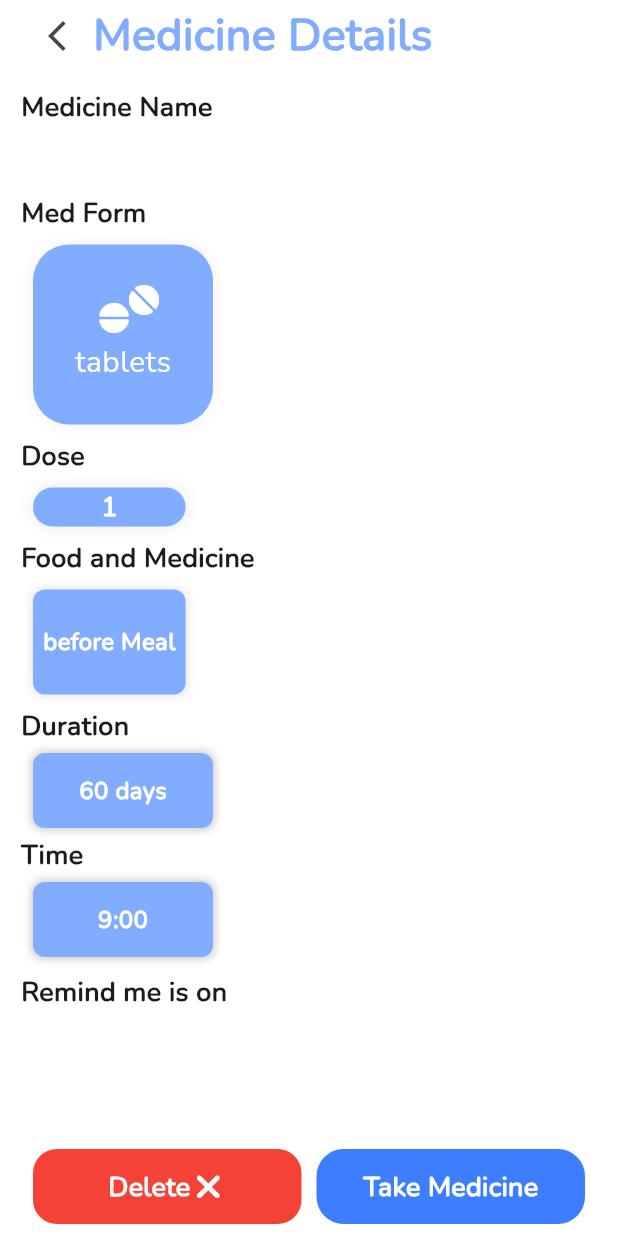
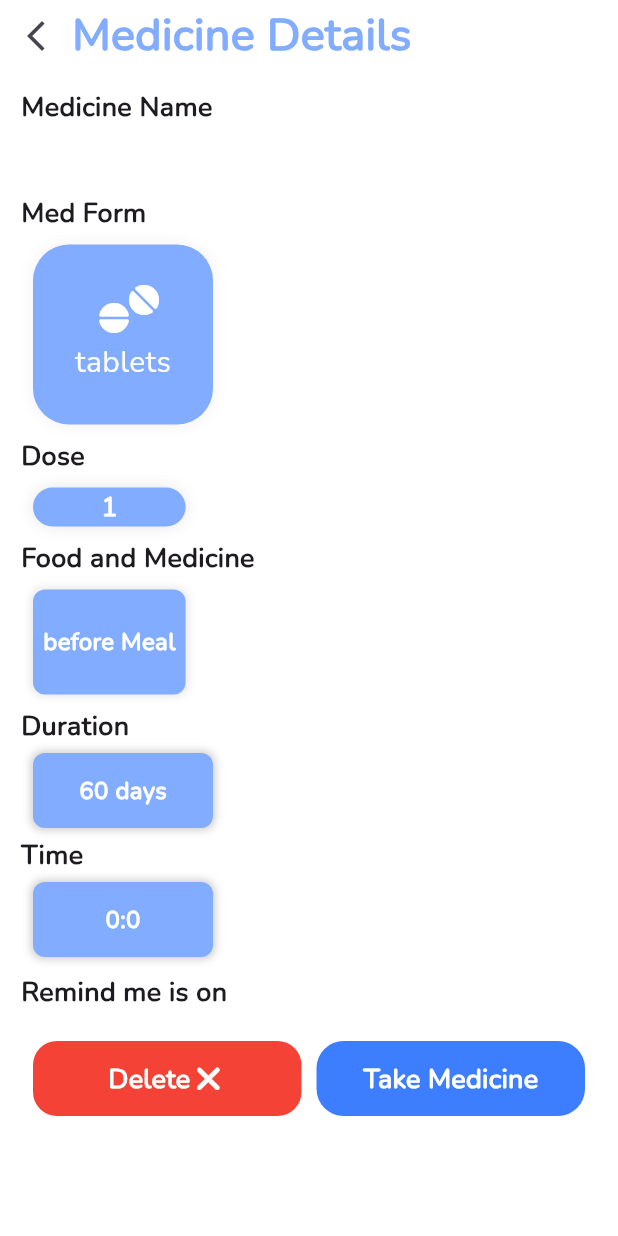
Before and after one commit to Mina176/Pill-Reminder, a Flutter app: the DetalisView screen opened directly with empty values, on a phone screen of 412 x 824 dp. Run offline on Flutter 3.47's test engine with Material 3 defaults, Android fonts, the phone set to English and light mode, and no system bars; our stand-ins replace flutter_slidable, font_awesome_flutter, hive_flutter; accounts and stored records are empty.

Commit message:
add time object

```diff
--- a/lib/main.dart
+++ b/lib/main.dart
@@ -7,8 +7,11 @@ import 'views/homeView/home_view.dart';
 Future<void> main() async {
   WidgetsFlutterBinding.ensureInitialized();
   await Hive.initFlutter();
+  Hive.registerAdapter(TimeAdapter());
   Hive.registerAdapter(DoseModelAdapter());
   await Hive.openBox<DoseModel>(kDoseBox);
+  await Hive.box<DoseModel>(kDoseBox).clear();
+
   runApp(const PillReminder());
 }
 
--- a/lib/models/dose_model.dart
+++ b/lib/models/dose_model.dart
@@ -15,7 +15,7 @@ class DoseModel extends HiveObject {
   @HiveField(4)
   int duration;
   @HiveField(5)
-  String time;
+  Time? time;
   @HiveField(6)
   bool remind;
   @HiveField(7)
@@ -31,6 +31,19 @@ class DoseModel extends HiveObject {
       this.dose = 0,
       this.food = 0,
       this.duration = 2,
-      this.time = '9:00',
+      this.time,
       this.date});
 }
+
+@HiveType(typeId: 1)
+class Time extends HiveObject {
+  @HiveField(0)
+  final int hour;
+  @HiveField(1)
+  final int minute;
+
+  Time({
+    required this.hour,
+    required this.minute,
+  });
+}
--- a/lib/utils.dart
+++ b/lib/utils.dart
@@ -154,3 +154,7 @@ String formatSelectedDate(DateTime? date) {
   }
   return DateFormat('MMM d, y').format(date);
 }
+
+String timeObjectToString(Time time) {
+  return '${time.hour}:${time.minute}';
+}
--- a/lib/views/detailsView/detalis_view.dart
+++ b/lib/views/detailsView/detalis_view.dart
@@ -1,6 +1,7 @@
 import 'package:flutter/material.dart';
 import 'package:pill_reminder/models/dose_model.dart';
 
+import '../widgets/custom_app_bar.dart';
 import 'widgets/details_view_body.dart';
 
 class DetalisView extends StatelessWidget {
@@ -12,8 +13,14 @@ class DetalisView extends StatelessWidget {
     return Scaffold(
       backgroundColor: Colors.white,
       body: SafeArea(
-        child: DetailsViewBody(
-          dose: dose,
+        child: Column(
+          children: [
+            CustomAppBar(text: 'Medicine Details'),
+            SizedBox(height: 10),
+            DetailsViewBody(
+              dose: dose,
+            ),
+          ],
         ),
       ),
     );
--- a/lib/views/detailsView/widgets/details_view_body.dart
+++ b/lib/views/detailsView/widgets/details_view_body.dart
@@ -8,7 +8,6 @@ import 'package:pill_reminder/views/addDoseVew/widgets/dose_count_item.dart';
 import 'package:pill_reminder/views/addDoseVew/widgets/food_and_med_section.dart';
 import 'package:pill_reminder/views/addDoseVew/widgets/med_type_card.dart';
 import 'package:pill_reminder/views/detailsView/widgets/selected_time.dart';
-import 'package:pill_reminder/views/widgets/custom_app_bar.dart';
 import '../../../utils.dart';
 import 'custom_animated_btn.dart';
 import 'selected_duration.dart';
@@ -25,10 +24,8 @@ class DetailsViewBody extends StatelessWidget {
       child: Column(
         crossAxisAlignment: CrossAxisAlignment.start,
         children: [
-          CustomAppBar(text: 'Medicine Details'),
-          SizedBox(height: 10),
           MedNameSection(dose: dose),
-          Expanded(child: MedDetails(dose: dose)),
+          Flexible(child: MedDetails(dose: dose)),
           Buttons(dose: dose),
         ],
       ),
--- a/lib/views/detailsView/widgets/selected_time.dart
+++ b/lib/views/detailsView/widgets/selected_time.dart
@@ -1,6 +1,7 @@
 import 'package:flutter/material.dart';
 import '../../../constants.dart';
 import '../../../models/dose_model.dart';
+import '../../../utils.dart';
 
 class SelectedTime extends StatelessWidget {
   const SelectedTime({
@@ -29,7 +30,7 @@ class SelectedTime extends StatelessWidget {
             ]),
         child: Center(
           child: Text(
-            dose.time,
+            timeObjectToString(dose.time!),
             style: TextStyle(
               color: Colors.white,
               fontWeight: FontWeight.w600,
@@ -40,4 +41,6 @@ class SelectedTime extends StatelessWidget {
       ),
     );
   }
+
+
 }
--- a/lib/views/homeView/widgets/dose_card.dart
+++ b/lib/views/homeView/widgets/dose_card.dart
@@ -101,7 +101,7 @@ class DoseCard extends StatelessWidget {
                         width: 8,
                       ),
                       Text(
-                        dose.time,
+                        timeObjectToString(dose.time!),
                         style: TextStyle(
                             fontWeight: FontWeight.w800, fontSize: 16),
                       ),
```
Also changed, not shown: lib/views/addDoseTimeView/widgets/add_dose_time_view_body.dart (+6 -1 lines), pubspec.yaml (+3 -5 lines), lib/models/dose_model.g.dart, pubspec.lock.
